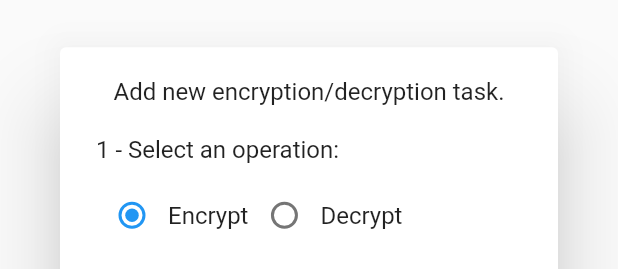
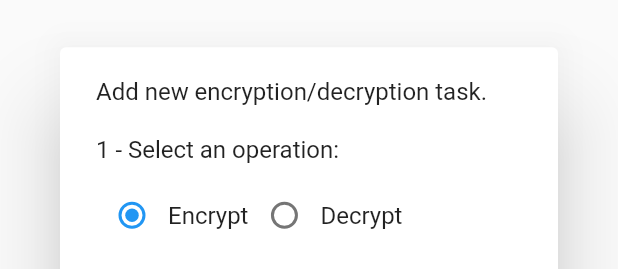
Before and after one commit to goto-eof/crypton, a Flutter app: the NewTaskForm widget shown alone on an empty page, opened directly with empty values, on a phone screen of 412 x 824 dp. Shown: the top 269 px of the screen. Run offline on Flutter 3.47's test engine with Material 2 defaults, Android fonts, the phone set to English and light mode, and no system bars; our stand-ins replace file_picker, google_fonts, package_info_plus; missing offline and left inert: encrypt.

Commit message:
fix: insert job form

```diff
--- a/lib/widget/new_task_form.dart
+++ b/lib/widget/new_task_form.dart
@@ -109,6 +109,7 @@ class _FormNewDialogState extends State<NewTaskForm> {
 
   @override
   Widget build(BuildContext context) {
+    const double boxWidth = 500;
     return AlertDialog(
       actions: [
         OutlinedButton(
@@ -122,6 +123,7 @@ class _FormNewDialogState extends State<NewTaskForm> {
         child: Column(
           mainAxisSize: MainAxisSize.min,
           mainAxisAlignment: MainAxisAlignment.start,
+          crossAxisAlignment: CrossAxisAlignment.start,
           children: [
             const Text("Add new encryption/decryption task."),
             const SizedBox(
@@ -183,12 +185,12 @@ class _FormNewDialogState extends State<NewTaskForm> {
               height: 10,
             ),
             SizedBox(
-              width: 400,
+              width: boxWidth,
               child: Row(
                 mainAxisAlignment: MainAxisAlignment.start,
                 children: [
                   DropdownMenu<TS.Algorithm>(
-                    width: 400,
+                    width: boxWidth,
                     initialSelection: TS.Algorithm.aes,
                     onSelected: (TS.Algorithm? value) {
                       // This is called when the user selects an item.
@@ -214,22 +216,22 @@ class _FormNewDialogState extends State<NewTaskForm> {
             const SizedBox(
               height: 10,
             ),
+            const Text(
+              "3 - Choose one or more files that you want to encrypt/decrypt",
+            ),
+            const SizedBox(
+              height: 10,
+            ),
             SizedBox(
-              width: 400,
+              width: boxWidth,
               child: Column(
                 children: [
-                  const Text(
-                    "3 - Choose one or more files that you want to encrypt/decrypt",
-                  ),
-                  const SizedBox(
-                    height: 10,
-                  ),
                   Row(
                     mainAxisAlignment: MainAxisAlignment.center,
                     children: [
                       Container(
                         height: 100,
-                        width: 380,
+                        width: boxWidth,
                         decoration: BoxDecoration(
                             border: Border.all(
                                 width: 1,
@@ -270,7 +272,7 @@ class _FormNewDialogState extends State<NewTaskForm> {
               height: 10,
             ),
             SizedBox(
-              width: 400,
+              width: boxWidth,
               child: Row(
                 mainAxisAlignment: MainAxisAlignment.start,
                 crossAxisAlignment: CrossAxisAlignment.start,
@@ -301,6 +303,9 @@ class _FormNewDialogState extends State<NewTaskForm> {
                           ? Colors.red
                           : null),
                 ),
+                const SizedBox(
+                  width: 60,
+                ),
                 Switch(
                   value: _isDeleteOriginalFilesOnCompletion,
                   onChanged: (value) {
@@ -315,7 +320,7 @@ class _FormNewDialogState extends State<NewTaskForm> {
               height: 10,
             ),
             const SizedBox(
-              width: 400,
+              width: boxWidth,
               child: Row(
                 mainAxisAlignment: MainAxisAlignment.center,
                 crossAxisAlignment: CrossAxisAlignment.center,
@@ -335,17 +340,9 @@ class _FormNewDialogState extends State<NewTaskForm> {
   }
 
   Widget _fileListBuilder(BuildContext context, int index) {
-    if (_files.isEmpty) {
-      return Container(
-        alignment: Alignment.center,
-        child: const Text(
-          "No file selected",
-          style: TextStyle(color: Color.fromARGB(105, 0, 0, 0)),
-        ),
-      );
-    }
     return Card(
       child: Row(
+        mainAxisSize: MainAxisSize.max,
         children: [
           const SizedBox(
             width: 5,
```
